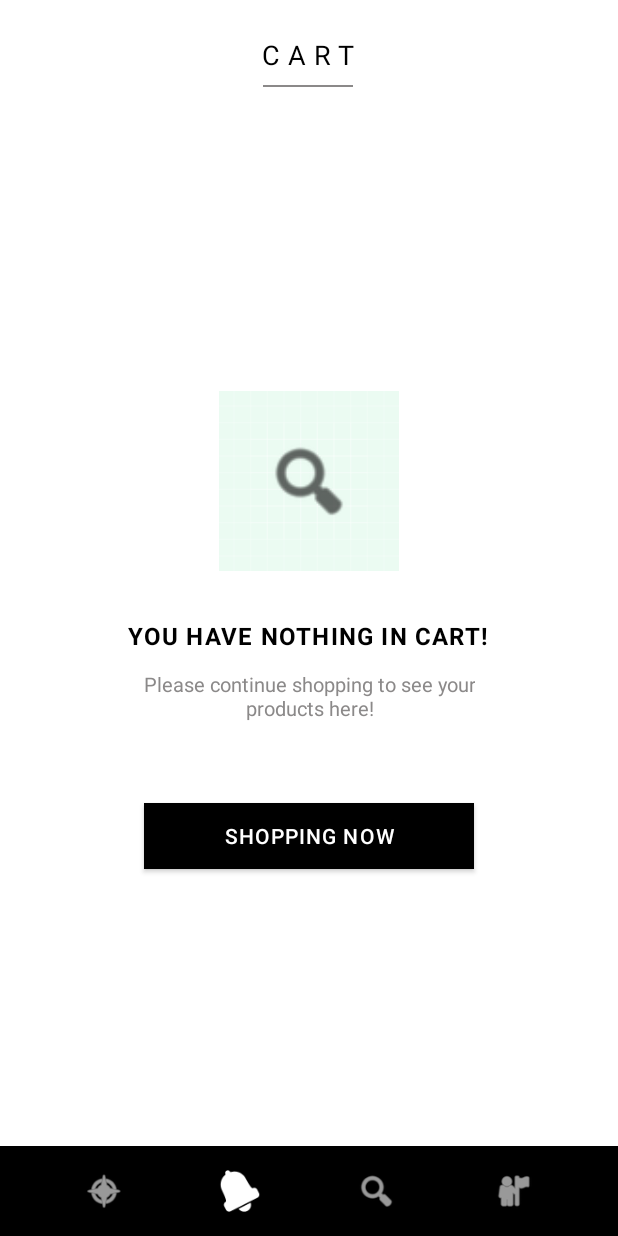
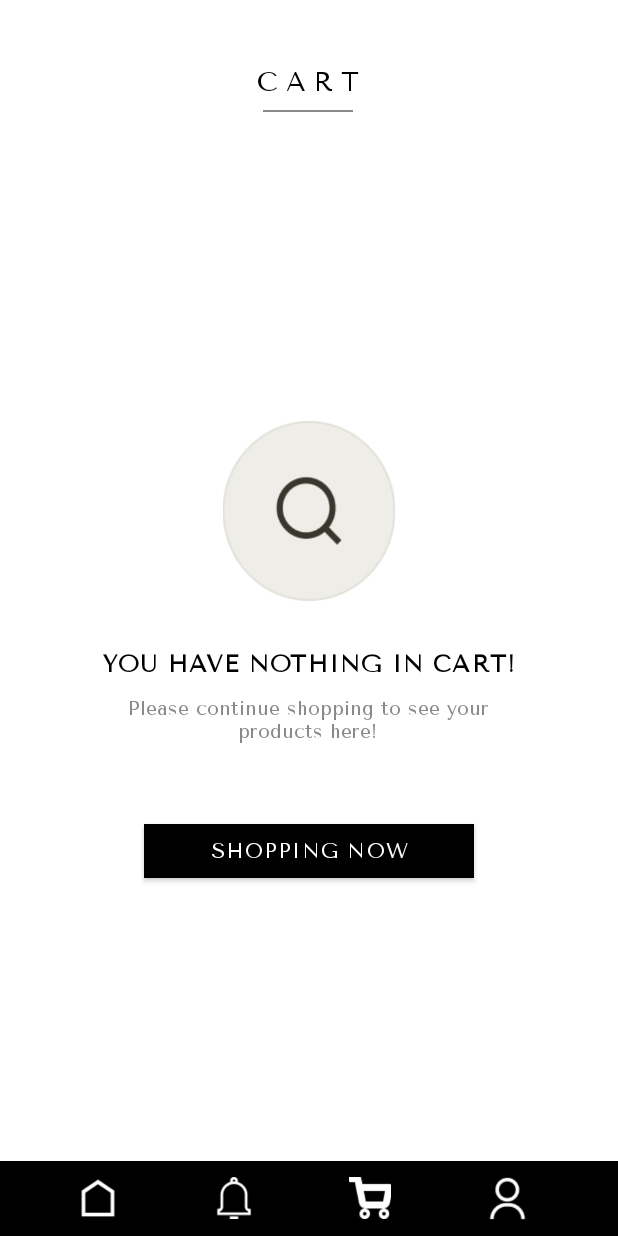
Before and after one commit to NT118-Q11/fashion-frontend, an Android app built with Jetpack Compose: the layout cart.xml on its own in the app's theme, with its tools: preview values and no code run, on a phone screen of 412 x 824 dp. Run offline under Robolectric (Android 15) with nearby library versions, the phone set to English and light mode, and no system bars.

Commit message:
Fix: Cart UI

```diff
--- a/app/src/main/res/layout/cart.xml
+++ b/app/src/main/res/layout/cart.xml
@@ -4,7 +4,8 @@
     xmlns:tools="http://schemas.android.com/tools"
     android:layout_width="match_parent"
     android:layout_height="match_parent"
-    android:background="@color/yellow_skin"
+    android:background="@color/white"
+    android:fitsSystemWindows="true"
     tools:context=".uix.Cart">
 
     <!-- Main Content Container -->
@@ -49,6 +50,8 @@
                 <TextView
                     android:layout_width="wrap_content"
                     android:layout_height="wrap_content"
+                    android:fontFamily="@font/tenorsans"
+                    android:layout_marginTop="20dp"
                     android:text="CART"
                     android:textSize="18sp"
                     android:textStyle="normal"
@@ -82,19 +85,13 @@
                 android:layout_height="120dp"
                 android:layout_gravity="center">
 
-                <View
+                <ImageView
                     android:layout_width="120dp"
                     android:layout_height="120dp"
-                    android:background="@drawable/ic_launcher_background"
-                    android:alpha="0.1" />
-
-                <ImageView
-                    android:layout_width="60dp"
-                    android:layout_height="60dp"
                     android:layout_gravity="center"
-                    android:src="@android:drawable/ic_menu_search"
-                    android:tint="@color/black"
-                    android:importantForAccessibility="no" />
+                    android:backgroundTint="@color/white"
+                    android:importantForAccessibility="no"
+                    android:src="@drawable/glass" />
 
             </FrameLayout>
 
@@ -102,6 +99,7 @@
             <TextView
                 android:layout_width="wrap_content"
                 android:layout_height="wrap_content"
+                android:fontFamily="@font/tenorsans"
                 android:text="YOU HAVE NOTHING IN CART!"
                 android:textSize="16sp"
                 android:textStyle="bold"
@@ -112,6 +110,7 @@
             <TextView
                 android:layout_width="wrap_content"
                 android:layout_height="wrap_content"
+                android:fontFamily="@font/tenorsans"
                 android:text="Please continue shopping to see your\nproducts here!"
                 android:textSize="13sp"
                 android:layout_marginTop="12dp"
@@ -122,8 +121,9 @@
             <com.google.android.material.button.MaterialButton
                 android:id="@+id/btnShoppingNow"
                 android:layout_width="220dp"
-                android:layout_height="56dp"
+                android:layout_height="wrap_content"
                 android:layout_marginTop="48dp"
+                android:fontFamily="@font/tenorsans"
                 android:text="SHOPPING NOW"
                 android:textSize="14sp"
                 android:letterSpacing="0.05"
@@ -254,7 +254,7 @@
     <LinearLayout
         android:id="@+id/bottomNavBar"
         android:layout_width="match_parent"
-        android:layout_height="60dp"
+        android:layout_height="50dp"
         android:layout_alignParentBottom="true"
         android:orientation="horizontal"
         android:background="@color/black"
@@ -262,53 +262,62 @@
         android:paddingHorizontal="24dp">
 
         <!-- Home Icon -->
-        <ImageView
+        <com.google.android.material.button.MaterialButton
             android:id="@+id/navHome"
+            android:backgroundTint="@color/black"
+            style="?attr/materialIconButtonStyle"
             android:layout_width="0dp"
-            android:layout_height="28dp"
+            android:layout_height="wrap_content"
             android:layout_weight="1"
-            android:src="@android:drawable/ic_menu_compass"
-            android:tint="@color/white"
-            android:clickable="true"
-            android:focusable="true"
-            android:importantForAccessibility="no" />
+            app:icon="@drawable/home_normal"
+            app:iconSize="28dp"
+            app:tint="@color/white"
+            app:iconGravity="textStart"
+            android:contentDescription="Home" />
 
         <!-- Notifications Icon -->
-        <ImageView
+        <com.google.android.material.button.MaterialButton
             android:id="@+id/navNotifications"
+            android:backgroundTint="@color/black"
+            style="?attr/materialIconButtonStyle"
             android:layout_width="0dp"
-            android:layout_height="28dp"
+            android:layout_height="wrap_content"
             android:layout_weight="1"
-            android:src="@android:drawable/ic_popup_reminder"
-            android:tint="@color/white"
-            android:clickable="true"
-            android:focusable="true"
-            android:importantForAccessibility="no" />
+            app:icon="@drawable/notification_normal"
+            app:iconSize="28dp"
+            app:tint="@color/white"
+            app:iconGravity="textStart"
+            android:contentDescription="Notifications" />
 
         <!-- Cart Icon -->
-        <ImageView
+        <com.google.android.material.button.MaterialButton
             android:id="@+id/navCart"
+            android:backgroundTint="@color/black"
+            style="?attr/materialIconButtonStyle"
             android:layout_width="0dp"
-            android:layout_height="28dp"
+            android:layout_height="wrap_content"
             android:layout_weight="1"
-            android:src="@android:drawable/ic_menu_search"
-            android:tint="@color/white"
-            android:clickable="true"
-            android:focusable="true"
-            android:importantForAccessibility="no" />
+            app:icon="@drawable/cart_click"
+            app:iconSize="28dp"
+            app:tint="@color/white"
+            app:iconGravity="textStart"
+            android:contentDescription="Cart" />
 
         <!-- Profile Icon -->
-        <ImageView
+        <com.google.android.material.button.MaterialButton
             android:id="@+id/navProfile"
+            style="?attr/materialIconButtonStyle"
             android:layout_width="0dp"
-            android:layout_height="28dp"
+            android:layout_height="wrap_content"
             android:layout_weight="1"
-            android:src="@android:drawable/ic_menu_myplaces"
-            android:tint="@color/white"
-            android:clickable="true"
-            android:focusable="true"
-            android:importantForAccessibility="no" />
+            android:backgroundTint="@color/black"
+            android:contentDescription="Profile"
+            app:icon="@drawable/account_normal"
+            app:iconGravity="textStart"
+            app:iconSize="30dp"
+            app:tint="@color/white" />
 
     </LinearLayout>
 
+
 </RelativeLayout>
--- a/app/src/main/res/layout/cart_item.xml
+++ b/app/src/main/res/layout/cart_item.xml
@@ -4,9 +4,10 @@
     android:layout_width="match_parent"
     android:layout_height="wrap_content"
     android:layout_marginBottom="16dp"
+    android:fitsSystemWindows="true"
     app:cardCornerRadius="0dp"
     app:cardElevation="0dp"
-    android:background="@color/yellow_skin">
+    android:background="@color/white">
 
     <LinearLayout
         android:layout_width="match_parent"
--- a/app/src/main/res/layout/register.xml
+++ b/app/src/main/res/layout/register.xml
@@ -3,6 +3,7 @@
     xmlns:tools="http://schemas.android.com/tools"
     android:layout_width="match_parent"
     android:layout_height="match_parent"
+    android:fitsSystemWindows="true"
     xmlns:app="http://schemas.android.com/apk/res-auto"
     android:background="@color/white">
 
--- a/app/src/main/res/layout/sign_in.xml
+++ b/app/src/main/res/layout/sign_in.xml
@@ -131,7 +131,6 @@
         app:strokeWidth="1dp"
         app:icon="@drawable/ic_facebook"
         app:iconTint="@null"
-        app:iconGravity=""
         app:layout_constraintTop_toBottomOf="@id/text_or"
         app:layout_constraintStart_toStartOf="parent"
         app:layout_constraintEnd_toEndOf="parent"
@@ -152,7 +151,6 @@
         app:strokeWidth="1dp"
         app:icon="@drawable/ic_google"
         app:iconTint="@null"
-        app:iconGravity=""
         app:layout_constraintTop_toBottomOf="@id/button_sign_in_facebook"
         app:layout_constraintStart_toStartOf="parent"
         app:layout_constraintEnd_toEndOf="parent"
```
Also changed, not shown: app/src/main/res/drawable/account_normal.png (added), app/src/main/res/drawable/cart_click.png (added), app/src/main/res/drawable/cart_normal.png (added), app/src/main/res/drawable/glass.png (added), app/src/main/res/drawable/home_normal.png (added), app/src/main/res/drawable/notification_click.png (added), app/src/main/res/drawable/notification_normal.png (added).
